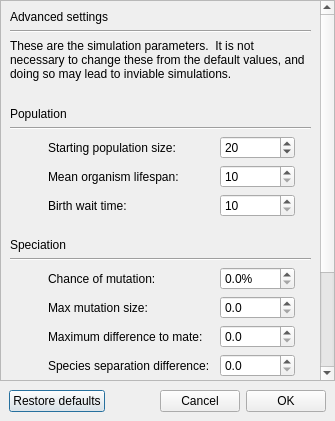
rrwick/Bugraft, file ui/settingsdialog.ui: the form before one commit.
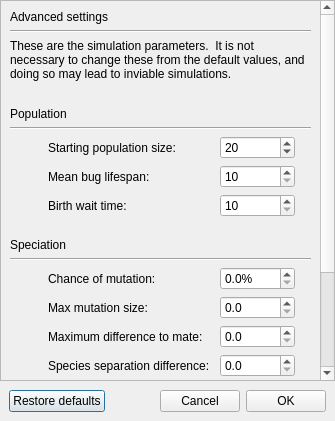
The form after the commit. Custom widgets are drawn as their Qt base class.

Commit message: Add About dialog

The edit to the form file:
```diff
--- a/ui/settingsdialog.ui
+++ b/ui/settingsdialog.ui
@@ -38,7 +38,7 @@
       <property name="geometry">
        <rect>
         <x>0</x>
-        <y>-125</y>
+        <y>-4</y>
         <width>316</width>
         <height>503</height>
        </rect>
@@ -47,7 +47,7 @@
        <item row="7" column="2">
         <widget class="QLabel" name="label_4">
          <property name="text">
-          <string>Mean organism lifespan:</string>
+          <string>Mean bug lifespan:</string>
          </property>
         </widget>
        </item>
```
The commit also changes 7 other files.
